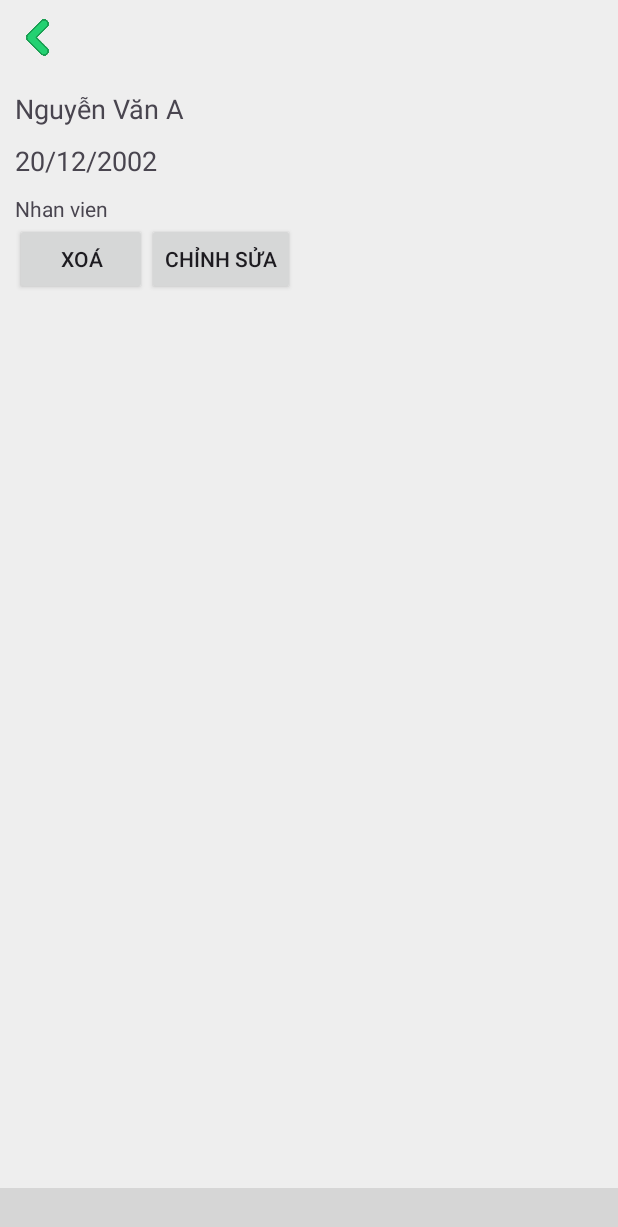
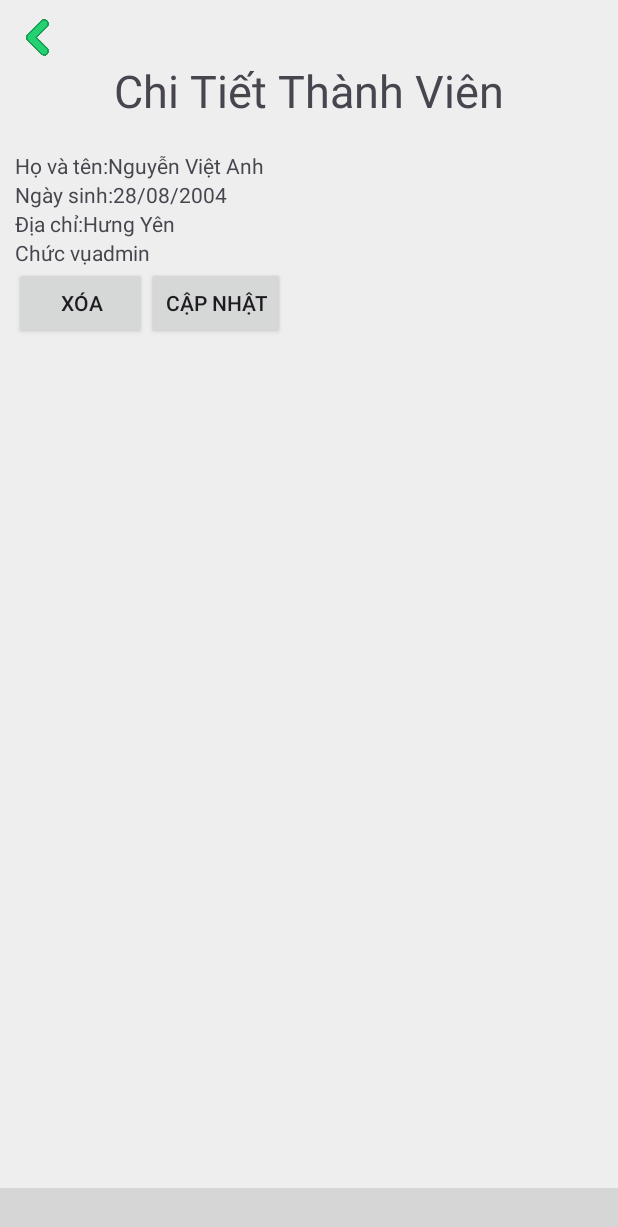
Before and after one commit to vanhnguyen204/PRO1121_DA1, an Android app: the fragment FragmentUser placed in its activity, after a tap on "Xem chi tiết", on a phone screen of 412 x 824 dp. Shown: the top 1227 px of the screen. Run offline under Robolectric (Android 15) with nearby library versions, the phone set to English and light mode, and no system bars; libraries missing offline, so code that uses them is left out: com.ismaeldivita.chipnavigation; plain views replace ChipNavigationBar; 3 statements that could not run were skipped; grey boxes are pictures that could not be loaded.

Commit message:
22/11/2023

```diff
--- a/app/build.gradle
+++ b/app/build.gradle
@@ -26,6 +26,7 @@ android {
         sourceCompatibility JavaVersion.VERSION_1_8
         targetCompatibility JavaVersion.VERSION_1_8
     }
+    buildToolsVersion '34.0.0'
 }
 
 dependencies {
--- a/app/src/main/java/com/fpoly/pro1121_da1/Adapter/UserAdapter.java
+++ b/app/src/main/java/com/fpoly/pro1121_da1/Adapter/UserAdapter.java
@@ -1,11 +1,11 @@
 package com.fpoly.pro1121_da1.Adapter;
 
+import android.annotation.SuppressLint;
 import android.app.Activity;
 import android.os.Bundle;
 import android.view.LayoutInflater;
 import android.view.View;
 import android.view.ViewGroup;
-import android.widget.BaseAdapter;
 import android.widget.TextView;
 
 import androidx.annotation.NonNull;
@@ -13,11 +13,9 @@ import androidx.appcompat.app.AppCompatActivity;
 import androidx.fragment.app.FragmentManager;
 import androidx.recyclerview.widget.RecyclerView;
 
-import com.fpoly.pro1121_da1.Fragment.FragmentIngredientDetail;
 import com.fpoly.pro1121_da1.Fragment.FragmentUserDetail;
 import com.fpoly.pro1121_da1.MainActivity;
 import com.fpoly.pro1121_da1.R;
-import com.fpoly.pro1121_da1.model.Ingredient;
 import com.fpoly.pro1121_da1.model.User;
 
 import java.util.ArrayList;
@@ -37,14 +35,14 @@ public class UserAdapter extends RecyclerView.Adapter<UserAdapter.Viewhoder> {
     @Override
     public Viewhoder onCreateViewHolder(@NonNull ViewGroup parent, int viewType) {
         LayoutInflater inflater = activity.getLayoutInflater();
-        View view = inflater.inflate(R.layout.item_uer_detail,parent,false);
+        View view = inflater.inflate(R.layout.item_uer,parent,false);
         return  new Viewhoder(view);
     }
 
     @Override
-    public void onBindViewHolder(@NonNull Viewhoder holder, int position) {
+    public void onBindViewHolder(@NonNull Viewhoder holder, @SuppressLint("RecyclerView") int position) {
 
-        holder.TVName.setText("Họ tên: "+list.get(position).getUserName());
+        holder.TVName.setText("Họ tên: "+list.get(position).getFullName());
         holder.TVBirthDay.setText("Ngày sinh: "+list.get(position).getDateOfBirth());
         holder.TVAddress.setText("Địa chỉ: "+list.get(position).getAddress());
 
--- a/app/src/main/java/com/fpoly/pro1121_da1/Fragment/FragmentUser.java
+++ b/app/src/main/java/com/fpoly/pro1121_da1/Fragment/FragmentUser.java
@@ -34,7 +34,7 @@ public class FragmentUser extends Fragment {
     public View onCreateView(LayoutInflater inflater, ViewGroup container,
                              Bundle savedInstanceState) {
         // Inflate the layout for this fragment
-        return inflater.inflate(R.layout.fragment_user_detail, container, false);
+        return inflater.inflate(R.layout.fragment_user, container, false);
     }
 
     @Override
--- a/app/src/main/java/com/fpoly/pro1121_da1/Fragment/FragmentUserDetail.java
+++ b/app/src/main/java/com/fpoly/pro1121_da1/Fragment/FragmentUserDetail.java
@@ -1,5 +1,7 @@
 package com.fpoly.pro1121_da1.Fragment;
 
+import android.app.AlertDialog;
+import android.content.DialogInterface;
 import android.os.Bundle;
 
 import androidx.annotation.NonNull;
@@ -10,12 +12,20 @@ import androidx.fragment.app.FragmentResultListener;
 import android.view.LayoutInflater;
 import android.view.View;
 import android.view.ViewGroup;
+import android.widget.AdapterView;
+import android.widget.Button;
+import android.widget.EditText;
+import android.widget.ImageView;
+import android.widget.Spinner;
+import android.widget.TextView;
 
 import com.fpoly.pro1121_da1.Adapter.UserAdapter;
+import com.fpoly.pro1121_da1.MainActivity;
 import com.fpoly.pro1121_da1.R;
 import com.fpoly.pro1121_da1.database.Dbhelper;
 import com.fpoly.pro1121_da1.database.UserDAO;
 import com.fpoly.pro1121_da1.model.User;
+import com.fpoly.pro1121_da1.spinner.SpinnerRole;
 
 import java.util.ArrayList;
 
@@ -26,26 +36,157 @@ public class FragmentUserDetail extends Fragment {
     UserDAO userDAO;
     ArrayList<User> listUser;
     UserAdapter userAdapter;
+    Button btn_delete_user_detail, btn_update_user_detail;
+    TextView tv_fullName, tv_dayOfBirth, tv_addRess, tv_role;
+    ImageView img_back;
+    Spinner spnRole;
+
+    String getRole;
+
     @Override
     public View onCreateView(LayoutInflater inflater, ViewGroup container,
                              Bundle savedInstanceState) {
         // Inflate the layout for this fragment
-        return inflater.inflate(R.layout.fragment_user_detail2, container, false);
+        return inflater.inflate(R.layout.fragment_user_detail, container, false);
     }
 
     @Override
     public void onViewCreated(@NonNull View view, @Nullable Bundle savedInstanceState) {
         super.onViewCreated(view, savedInstanceState);
         userDAO = new UserDAO(getContext(), new Dbhelper(getContext()));
+        listUser = userDAO.getAllUser();
+        userAdapter = new UserAdapter(getActivity(), listUser);
 
+
+        btn_delete_user_detail = view.findViewById(R.id.btn_delete_uer_showDetail);
+        btn_update_user_detail = view.findViewById(R.id.btn_update_uer_showDetail);
+
+        img_back = view.findViewById(R.id.img_back_fragmentUserDetail);
+        tv_fullName = view.findViewById(R.id.tv_fullName_showDetail);
+        tv_dayOfBirth = view.findViewById(R.id.tv_dayOfBirth_showDetail);
+        tv_addRess = view.findViewById(R.id.tv_addRess_showDetail);
+        tv_role = view.findViewById(R.id.tv_role_showDetail);
+
+
+
+        img_back.setOnClickListener(new View.OnClickListener() {
+            @Override
+            public void onClick(View v) {
+                ((MainActivity) getActivity()).reloadFragment(new FragmentHome());
+            }
+        });
         getParentFragmentManager().setFragmentResultListener("KEY_USER", this, new FragmentResultListener() {
             @Override
             public void onFragmentResult(@NonNull String requestKey, @NonNull Bundle result) {
-                getID = result.getString("KEY_ING_ID");
+
+                getID = result.getString("KEY_USER_ID");
                 user = userDAO.getUserByID(getID);
-                userDAO.deleteUser(user,"Xóa user thành công","Xóa user không thành công");
+
+                tv_fullName.setText("Họ và tên:"+user.getFullName());
+                tv_dayOfBirth.setText("Ngày sinh:"+user.getDateOfBirth());
+                tv_addRess.setText("Địa chỉ:"+user.getAddress());
+                tv_role.setText("Chức vụ"+user.getRole());
+
+                btn_delete_user_detail.setOnClickListener(new View.OnClickListener() {
+                    @Override
+                    public void onClick(View v) {
+                        AlertDialog.Builder builder = new AlertDialog.Builder(getContext());
+                        builder.setMessage("Bạn có muốn xóa người dùng không ?");
+                        builder.setTitle("Cảnh Báo");
+
+                        builder.setPositiveButton("Yes", new DialogInterface.OnClickListener() {
+                            @Override
+                            public void onClick(DialogInterface dialog, int which) {
+                                userDAO.deleteUser(user, "Xóa user thành công", "Xóa user không thành công");
+                            }
+                        });
+                        builder.setNegativeButton("Không", new DialogInterface.OnClickListener() {
+                            @Override
+                            public void onClick(DialogInterface dialog, int which) {
+
+                            }
+                        });
+
+                        builder.show();
+
+                    }
+                });
+                btn_update_user_detail.setOnClickListener(new View.OnClickListener() {
+                    @Override
+                    public void onClick(View v) {
+                        showDialogUpdateUser(user);
+
+                    }
+                });
+            }
+
+        });
+
+    }
+
+    public void showDialogUpdateUser(User user) {
+
+        AlertDialog.Builder builder = new AlertDialog.Builder(getActivity());
+        LayoutInflater inflater = getLayoutInflater();
+        View view = inflater.inflate(R.layout.dialog_update_user, null, false);
+        builder.setView(view);
+
+        AlertDialog alertDialog = builder.create();
+
+        EditText edtFullName = view.findViewById(R.id.edt_NameUser_update_dialog);
+        EditText edtAddress = view.findViewById(R.id.edt_AddRess_update_dialog);
+        EditText edtDayOfBrith = view.findViewById(R.id.edt_dayOfBirth_update_dialog);
+
+
+        spnRole = view.findViewById(R.id.spn_Role_update_dialog);
+        Button edt_update = view.findViewById(R.id.btn_update_uer_dialog);
+        String arrRole[] = new String[]{"Quản Lý", "Nhân viên"};
+
+        edtFullName.setText(user.getFullName());
+        edtAddress.setText(user.getAddress());
+        edtDayOfBrith.setText(user.getDateOfBirth());
+        setDefaulRole(arrRole, user.getRole());
+        SpinnerRole spinnerRole = new SpinnerRole(arrRole, getActivity());
+        spnRole.setAdapter(spinnerRole);
+
+        spnRole.setOnItemSelectedListener(new AdapterView.OnItemSelectedListener() {
+            @Override
+            public void onItemSelected(AdapterView<?> parent, View view, int position, long id) {
+                getRole = arrRole[position];
+            }
+
+            @Override
+            public void onNothingSelected(AdapterView<?> parent) {
 
             }
         });
+        edt_update.setOnClickListener(new View.OnClickListener() {
+            @Override
+            public void onClick(View v) {
+                String name = edtFullName.getText().toString().trim();
+                String Address = edtAddress.getText().toString().trim();
+                String dayOfBirth = edtDayOfBrith.getText().toString().trim();
+
+                if (userDAO.updateInForMation(user.getUserID(), name, dayOfBirth, Address, String.valueOf(spnRole))) {
+                    tv_fullName.setText(name);
+                    tv_addRess.setText(Address);
+                    tv_dayOfBirth.setText(dayOfBirth);
+                    tv_role.setText(getRole);
+                }
+
+                alertDialog.dismiss();
+
+            }
+        });
+
+        alertDialog.show();
+    }
+
+    public void setDefaulRole(String arrRole[], String role) {
+        for (int i = 0; i < arrRole.length; i++) {
+            if (role.equals(arrRole[i])) {
+                spnRole.setSelection(i);
+            }
+        }
     }
 }
--- a/app/src/main/java/com/fpoly/pro1121_da1/MainActivity.java
+++ b/app/src/main/java/com/fpoly/pro1121_da1/MainActivity.java
@@ -54,7 +54,6 @@ public class MainActivity extends AppCompatActivity {
     }
 
     public void reloadFragment(Fragment fragment) {
-
         getSupportFragmentManager().beginTransaction().replace(R.id.container_layout, fragment).commit();
     }
 }
--- a/app/src/main/java/com/fpoly/pro1121_da1/model/User.java
+++ b/app/src/main/java/com/fpoly/pro1121_da1/model/User.java
@@ -1,6 +1,7 @@
 package com.fpoly.pro1121_da1.model;
 
-public class User {
+public class
+User {
     private String userID;
     private int calendarWork;
     private String userName;
--- a/app/src/main/res/layout/fragment_user_detail.xml
+++ b/app/src/main/res/layout/fragment_user_detail.xml
@@ -3,37 +3,61 @@
     xmlns:tools="http://schemas.android.com/tools"
     android:layout_width="match_parent"
     android:layout_height="match_parent"
-    xmlns:app="http://schemas.android.com/apk/res-auto"
-    tools:context=".Fragment.FragmentUser"
+    android:padding="10dp"
     android:orientation="vertical"
-    android:padding="8dp">
+    tools:context=".Fragment.FragmentUserDetail">
+
+    <ImageView
+        android:id="@+id/img_back_fragmentUserDetail"
+        android:layout_width="30dp"
+        android:layout_height="30dp"
+        android:src="@mipmap/arrow_left" />
+
     <TextView
         android:layout_width="match_parent"
         android:layout_height="wrap_content"
         android:text="Chi Tiết Thành Viên"
         android:gravity="center"
-        android:textSize="30dp"/>
+        android:textSize="30dp"
+        android:layout_marginBottom="20dp"/>
 
-    <com.google.android.material.textfield.TextInputLayout
+    <TextView
+        android:id="@+id/tv_fullName_showDetail"
         android:layout_width="match_parent"
         android:layout_height="wrap_content"
-        app:boxCornerRadiusBottomEnd="20dp"
-        app:boxCornerRadiusTopStart="20dp"
+        android:text="Ho va ten: Nguyen Van A"/>
+    <TextView
+        android:id="@+id/tv_dayOfBirth_showDetail"
+        android:layout_width="match_parent"
+        android:layout_height="wrap_content"
+        android:text="Ngay: 11/12/2023"/>
+    <TextView
+        android:id="@+id/tv_addRess_showDetail"
+        android:layout_width="match_parent"
+        android:layout_height="wrap_content"
+        android:text="Dia chi: Ha Noi"/>
+    <TextView
+        android:id="@+id/tv_role_showDetail"
+        android:layout_width="match_parent"
+        android:layout_height="wrap_content"
+        android:text="Chuc vu: Nhan Vien"/>
+    <LinearLayout
+        android:layout_width="match_parent"
+        android:layout_height="wrap_content"
+        android:orientation="horizontal"
         >
-        <com.google.android.material.textfield.TextInputEditText
-            android:id="@+id/edt_search_User"
-            android:layout_width="match_parent"
+        <androidx.appcompat.widget.AppCompatButton
+            android:id="@+id/btn_delete_uer_showDetail"
+            android:layout_width="wrap_content"
             android:layout_height="wrap_content"
-            android:layout_marginBottom="10dp"
+            android:text="Xóa"
             />
-    </com.google.android.material.textfield.TextInputLayout>
+        <androidx.appcompat.widget.AppCompatButton
+            android:id="@+id/btn_update_uer_showDetail"
+            android:layout_width="wrap_content"
+            android:layout_height="wrap_content"
+            android:text="Cập nhật"
+            />
 
-    <androidx.recyclerview.widget.RecyclerView
-        android:id="@+id/rcv_user"
-        android:layout_width="match_parent"
-        android:layout_height="match_parent"
-        app:layoutManager="androidx.recyclerview.widget.LinearLayoutManager"
-        tools:listitem="@layout/item_uer_detail"
-        />
-
+    </LinearLayout>
 </LinearLayout>
--- a/app/src/main/res/layout/fragment_user_detail2.xml
+++ /dev/null
@@ -1,57 +0,0 @@
-<?xml version="1.0" encoding="utf-8"?>
-<RelativeLayout xmlns:android="http://schemas.android.com/apk/res/android"
-    xmlns:tools="http://schemas.android.com/tools"
-    android:layout_width="match_parent"
-    android:layout_height="match_parent"
-    android:padding="10dp"
-    tools:context=".Fragment.FragmentUserDetail">
-
-    <ImageView
-        android:id="@+id/img_back_fragmentUserDetail"
-        android:layout_width="30dp"
-        android:layout_height="30dp"
-        android:src="@mipmap/arrow_left" />
-
-    <TextView
-        android:id="@+id/tv_nameUser_fragmentUserDetail"
-        android:layout_width="match_parent"
-        android:layout_height="wrap_content"
-        android:layout_below="@+id/img_back_fragmentUserDetail"
-        android:layout_marginTop="20dp"
-        android:text="Nguyễn Văn A"
-        android:textSize="18dp" />
-
-    <TextView
-        android:id="@+id/tv_birthDay_fragmentUserDetail"
-        android:layout_width="match_parent"
-        android:layout_height="wrap_content"
-        android:layout_below="@+id/tv_nameUser_fragmentUserDetail"
-        android:layout_marginTop="10dp"
-        android:text="20/12/2002"
-        android:textSize="18dp"
-
-        />
-
-    <TextView
-        android:id="@+id/tv_role_fragmentUserDetail"
-        android:layout_width="match_parent"
-        android:layout_height="wrap_content"
-        android:layout_below="@+id/tv_birthDay_fragmentUserDetail"
-        android:layout_marginTop="10dp"
-        android:text="Nhan vien" />
-
-    <androidx.appcompat.widget.AppCompatButton
-        android:id="@+id/btn_delete_user"
-        android:layout_width="wrap_content"
-        android:layout_height="wrap_content"
-        android:layout_below="@+id/tv_role_fragmentUserDetail"
-        android:text="Xoá" />
-    <androidx.appcompat.widget.AppCompatButton
-        android:layout_width="wrap_content"
-        android:layout_height="wrap_content"
-        android:layout_toRightOf="@+id/btn_delete_user"
-        android:id="@+id/btn_update_user"
-        android:text="Chỉnh sửa"
-        android:layout_below="@+id/tv_role_fragmentUserDetail"
-        />
-</RelativeLayout>
```
Also changed, not shown: app/src/main/AndroidManifest.xml (+5 -4 lines), app/src/main/java/com/fpoly/pro1121_da1/database/UserDAO.java (+28 -0 lines), app/src/main/res/layout/dialog_update_user.xml (added, +43 -0 lines), app/src/main/res/layout/fragment_user.xml (added, +39 -0 lines), app/src/main/res/layout/item_uer.xml (renamed from app/src/main/res/layout/item_uer_detail.xml).
